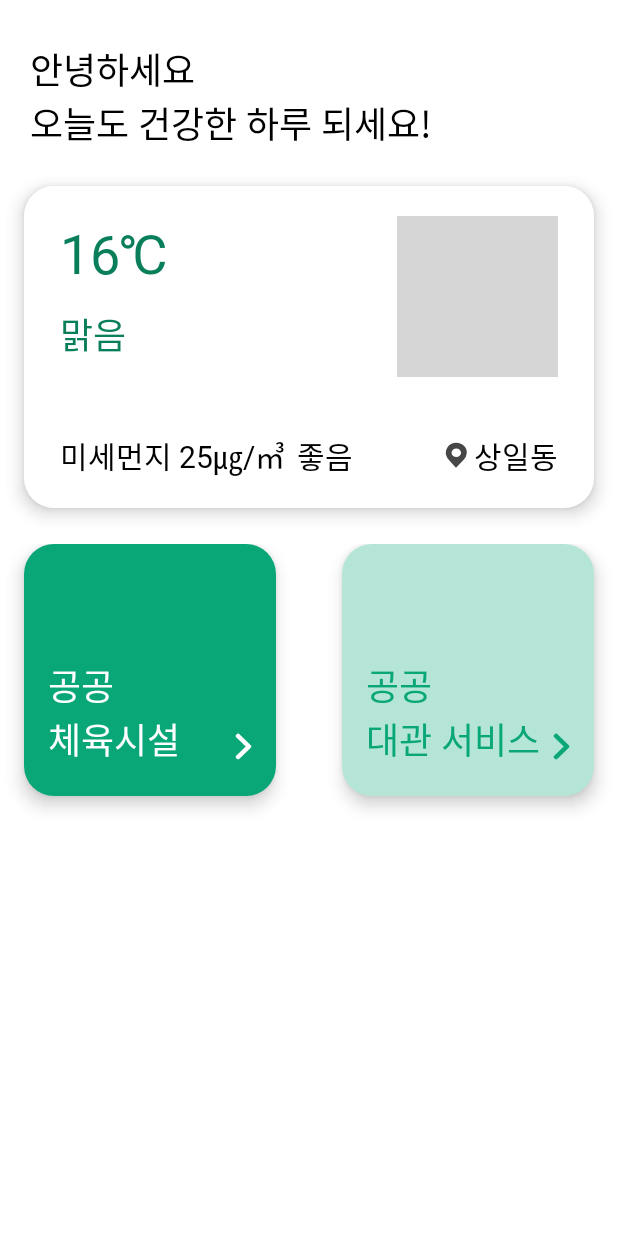
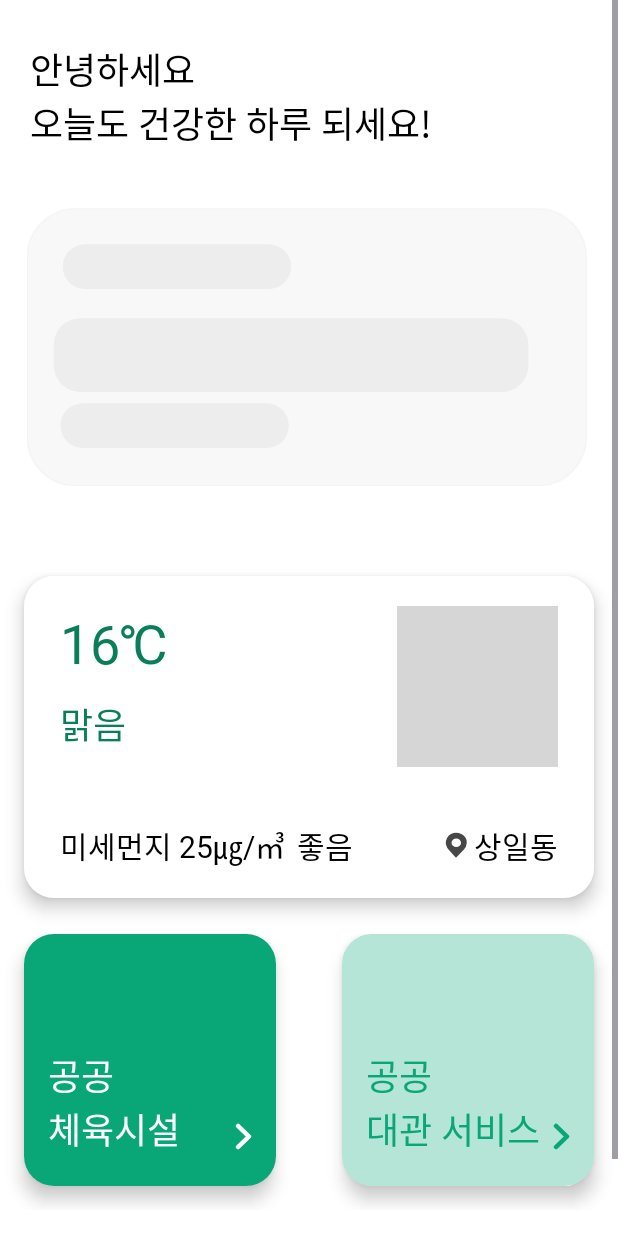
Before and after one commit to hyunji1203/SeoulGongGong, an Android app: the layout activity_main.xml on its own in the app's theme, with its tools: preview values and no code run, on a phone screen of 412 x 824 dp. Run offline under Robolectric (Android 15) with nearby library versions, the phone set to English and light mode, and no system bars; network calls fail; grey boxes are pictures that could not be loaded.

Commit message:
feat: 날씨 스켈레톤 뷰 구현

```diff
--- a/app/src/main/java/com/seoulfitu/android/ui/main/MainViewModel.kt
+++ b/app/src/main/java/com/seoulfitu/android/ui/main/MainViewModel.kt
@@ -28,7 +28,7 @@ class MainViewModel @Inject constructor(
     private val facilityScrapRepository: FacilityScrapRepository,
     private val serviceScrapRepository: ServiceScrapRepository,
 ) : ViewModel() {
-    private val _weatherInfo = MutableLiveData<UiWeather>()
+    private val _weatherInfo = MutableLiveData(UiWeather())
     val weatherInfo: LiveData<UiWeather> = _weatherInfo
 
     private val _particulateMatterInfo = MutableLiveData<UiParticulateMatter>()
--- a/app/src/main/java/com/seoulfitu/android/ui/uimodel/UiWeather.kt
+++ b/app/src/main/java/com/seoulfitu/android/ui/uimodel/UiWeather.kt
@@ -1,6 +1,6 @@
 package com.seoulfitu.android.ui.uimodel
 
 data class UiWeather(
-    val temperature: Int,
-    val weatherStatus: WeatherStatus,
+    val temperature: Int = -100,
+    val weatherStatus: WeatherStatus = WeatherStatus.SUN,
 )
--- a/app/src/main/res/layout/activity_main.xml
+++ b/app/src/main/res/layout/activity_main.xml
@@ -38,6 +38,15 @@
                     android:textAppearance="@style/title_1M"
                     android:textColor="@color/black" />
 
+                <com.airbnb.lottie.LottieAnimationView
+                    android:id="@+id/lav_main_weather_skeleton"
+                    android:layout_width="wrap_content"
+                    android:layout_height="260dp"
+                    app:lottie_autoPlay="true"
+                    app:lottie_loop="true"
+                    app:setNoWeatherInfoVisibility="@{viewmodel.weatherInfo}"
+                    app:lottie_rawRes="@raw/weather_skeletonview" />
+
                 <androidx.constraintlayout.widget.ConstraintLayout
                     android:id="@+id/cl_main_weather"
                     android:layout_width="match_parent"
@@ -46,6 +55,7 @@
                     android:layout_marginTop="24dp"
                     android:layout_marginEnd="@dimen/margin_default"
                     android:layout_marginBottom="24dp"
+                    app:setWeatherInfoVisibility="@{viewmodel.weatherInfo}"
                     android:background="@drawable/rect_white_radius"
                     android:elevation="7dp">
 
@@ -139,7 +149,6 @@
 
                 </androidx.constraintlayout.widget.ConstraintLayout>
 
-
                 <androidx.constraintlayout.widget.ConstraintLayout
                     android:layout_width="match_parent"
                     android:layout_height="wrap_content">
```
Also changed, not shown: app/src/main/java/com/seoulfitu/android/ui/common/bindingadapter/MainBindingAdapter.kt (renamed from app/src/main/java/com/seoulfitu/android/ui/common/bindingadapter/BindingAdapter.kt, +22 -0 lines), app/src/main/res/raw/weather_skeletonview.json (added, +1 -0 lines).
